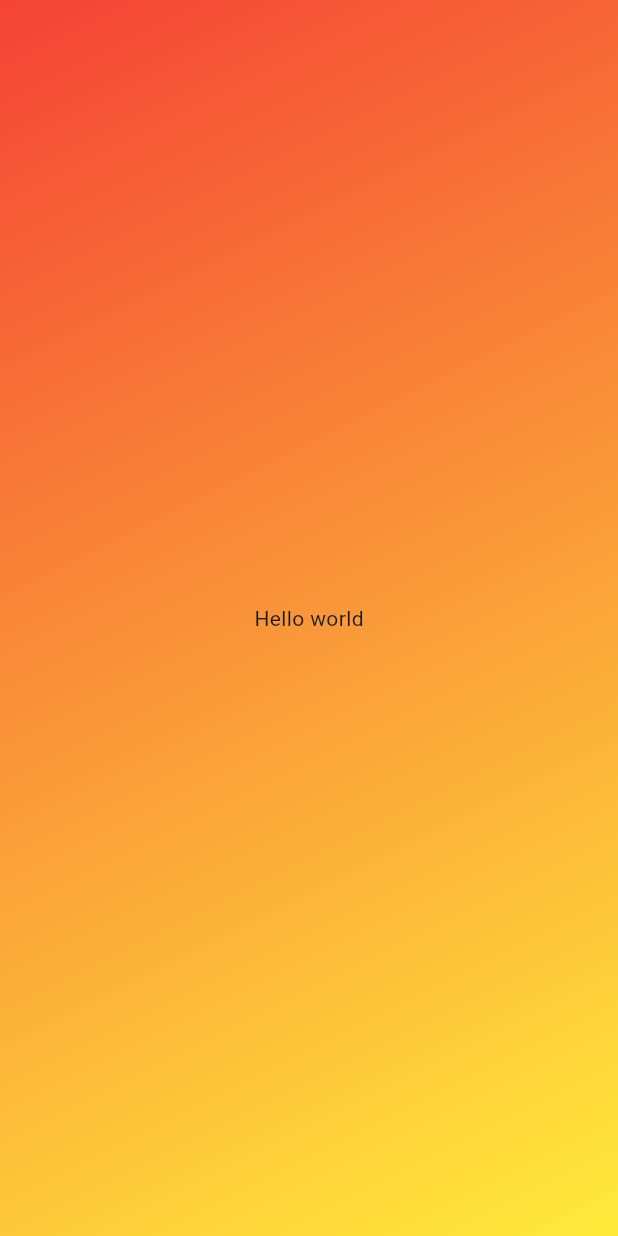
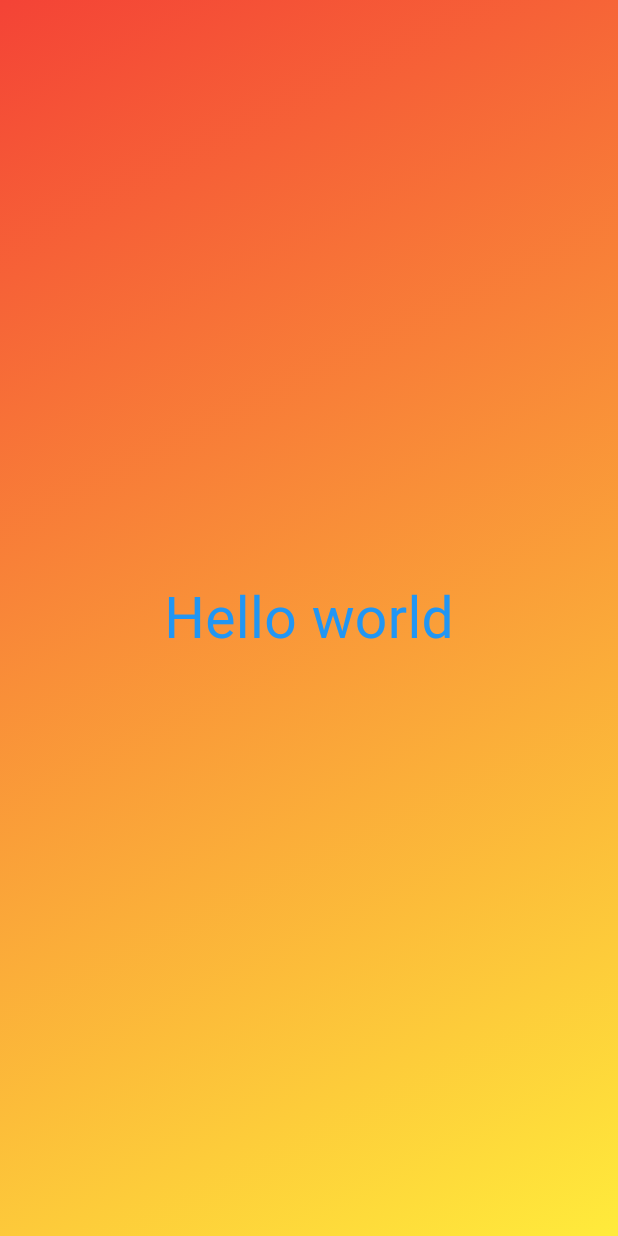
Before and after one commit to ZKBorja/CSIT284-Borja, a Flutter app: the screen it shows after launch, on a phone screen of 412 x 824 dp. Run offline on Flutter 3.47's test engine with Material 3 defaults, Android fonts, the phone set to English and light mode, and no system bars.

Commit message:
Create styled_text.dart class

```diff
--- a/lab_act_2/lib/gradient_container.dart
+++ b/lab_act_2/lib/gradient_container.dart
@@ -16,7 +16,12 @@ class GradientContainer extends StatelessWidget{
             ),
           child: Center(
             child: Text(
-              'Hello world')
+              'Hello world',
+              style: TextStyle(
+                fontSize: 38,
+                color: Colors.blue,
+              ),
+              )
           ),
         );
   }
```
Also changed, not shown: lab_act_2/lib/styled_text.dart (added, +16 -0 lines).
